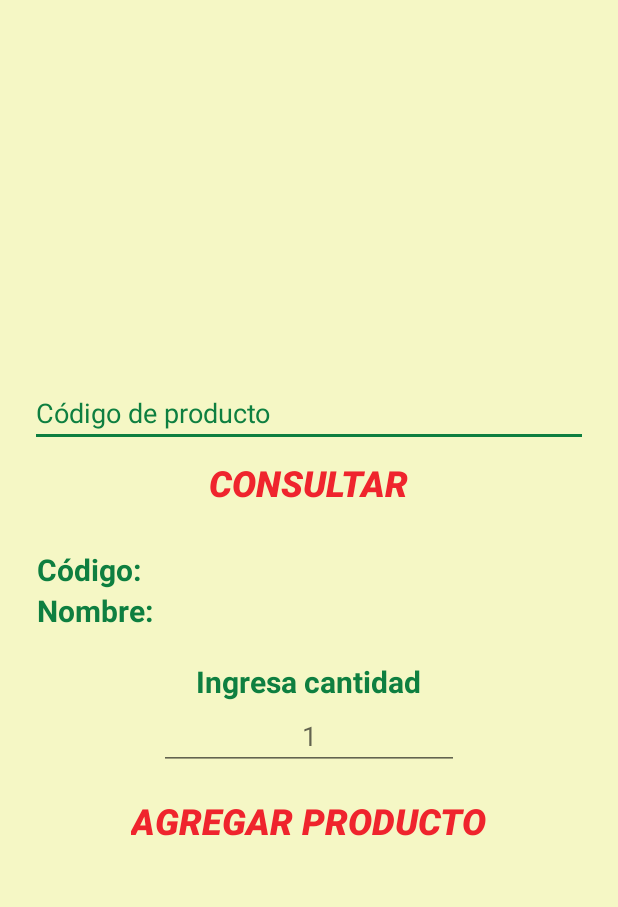
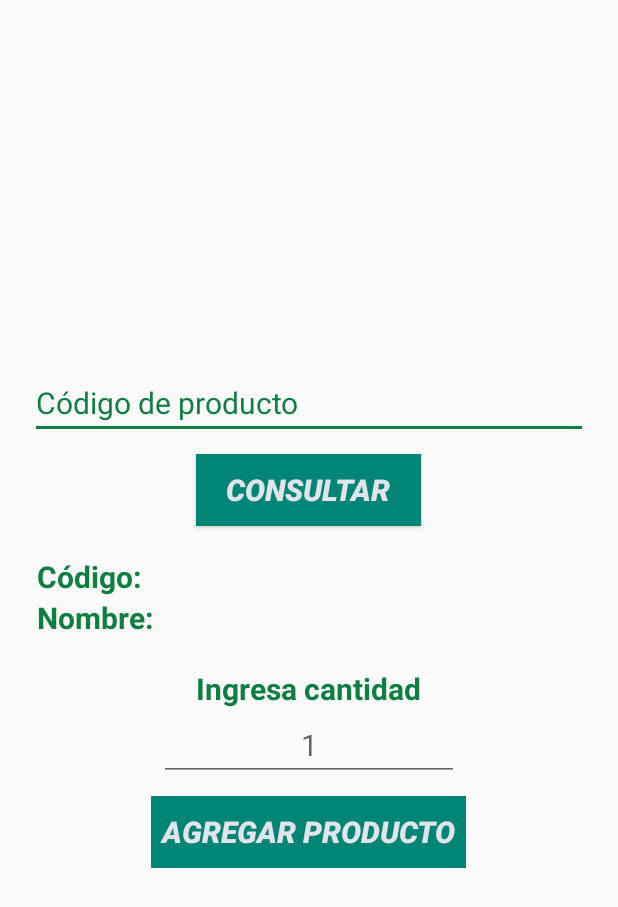
Before and after one commit to Cardiell/InventarioGranoDeOro, an Android app: the ConsultaCodigoActivity screen opened directly, with no data from a screen before it, on a phone screen of 412 x 824 dp. Shown: the top 907 px of the screen. Run offline under Robolectric (Android 15) with nearby library versions, the phone set to English and light mode, and no system bars.

Commit message:
Modificaciones Visuales de Consultas

```diff
--- a/app/src/main/res/layout/activity_consulta_codigo.xml
+++ b/app/src/main/res/layout/activity_consulta_codigo.xml
@@ -3,7 +3,6 @@
     xmlns:tools="http://schemas.android.com/tools"
     android:layout_width="match_parent"
     android:layout_height="match_parent"
-    android:background="@color/CremaSecundario"
     tools:context=".activitys.ConsultaCodigoActivity">
 
     <LinearLayout
@@ -32,6 +31,7 @@
             android:ems="10"
             android:hint="@string/codigoProducto"
             android:inputType="text"
+            android:textSize="20dp"
             android:textColor="@color/VerdePrimario"
             android:textColorHint="@color/VerdePrimario"
             tools:ignore="Autofill" />
@@ -41,12 +41,13 @@
             android:layout_width="150dp"
             android:layout_height="wrap_content"
             android:layout_gravity="center"
+            android:layout_marginTop="10dp"
             android:layout_marginBottom="20dp"
-            android:background="@android:color/transparent"
+            android:background="@color/colorPrimary"
             android:onClick="onClickConsultar"
             android:text="@string/consultar"
-            android:textColor="@color/RojoPrimario"
-            android:textSize="24sp"
+            android:textColor="@color/BlancoSecuandario"
+            android:textSize="20dp"
             android:textStyle="bold|italic" />
 
         <TextView
@@ -87,20 +88,21 @@
             android:layout_centerVertical="true"
             android:hint="1"
             android:gravity="center"
+            android:textSize="20dp"
             android:inputType="numberDecimal" />
 
         <Button
             android:id="@+id/btnAgregar"
-            android:layout_width="wrap_content"
+            android:layout_width="210dp"
             android:layout_height="wrap_content"
             android:layout_gravity="center"
             android:layout_marginTop="10dp"
-            android:background="@android:color/transparent"
+            android:background="@color/colorPrimary"
             android:enabled="false"
             android:onClick="onClickAgregar"
             android:text="@string/agregar"
-            android:textColor="@color/RojoPrimario"
-            android:textSize="24sp"
+            android:textColor="@color/BlancoSecuandario"
+            android:textSize="20dp"
             android:textStyle="bold|italic" />
     </LinearLayout>
 </RelativeLayout>
--- a/app/src/main/res/values/colors.xml
+++ b/app/src/main/res/values/colors.xml
@@ -7,6 +7,8 @@
     <color name="Verde">#004025</color>
     <color name="VerdePrimario">#0E7F40</color>
     <color name="VerdeSecundario">#3cb64b</color>
+    <color name="Verde1">#60ad5e</color>
+
 
     <color name="Blanoco">#FFFFFF</color>
     <color name="BlancoPrimario">#E3E4E5</color>
```
Also changed, not shown: app/src/main/res/layout/activity_consulta_nombre.xml (+10 -8 lines), app/src/main/res/layout/activity_consulta_scanner.xml (+5 -5 lines), app/src/main/res/layout/activity_modificar.xml (+4 -4 lines).
